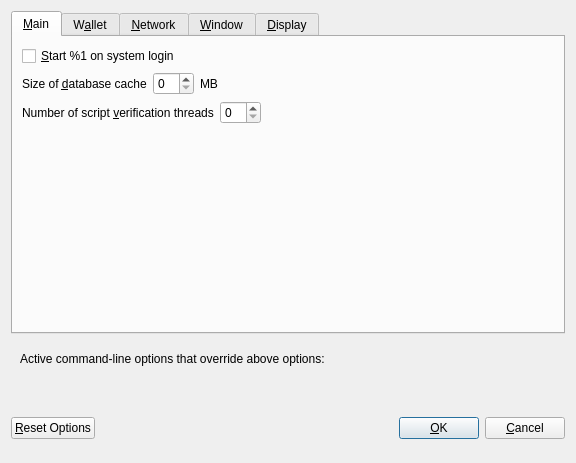
Above: src/qt/forms/optionsdialog.ui from Raptor3um/raptoreum before the change. Below: the same form after it.
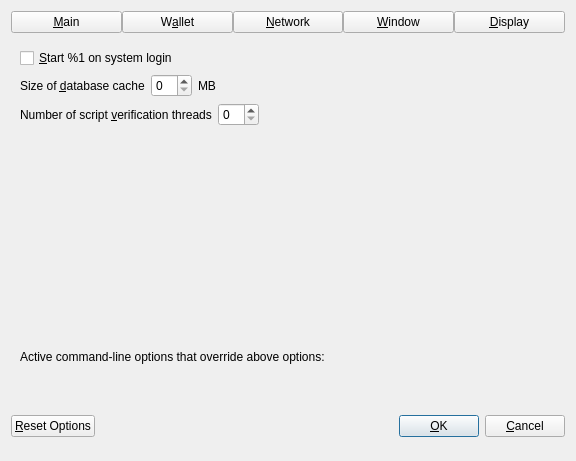
That is the form after the change. Custom widgets are drawn as their Qt base class.

```diff
--- a/src/qt/forms/optionsdialog.ui
+++ b/src/qt/forms/optionsdialog.ui
@@ -18,14 +18,77 @@
   </property>
   <layout class="QVBoxLayout" name="verticalLayout">
    <item>
-    <widget class="QTabWidget" name="tabWidget">
+    <layout class="QHBoxLayout" name="horizontalLayout_Buttons_2">
+     <property name="spacing">
+      <number>0</number>
+     </property>
+     <property name="topMargin">
+      <number>0</number>
+     </property>
+     <item>
+      <widget class="QPushButton" name="btnMain">
+       <property name="text">
+        <string>&amp;Main</string>
+       </property>
+       <property name="checkable">
+        <bool>true</bool>
+       </property>
+      </widget>
+     </item>
+     <item>
+      <widget class="QPushButton" name="btnWallet">
+       <property name="text">
+        <string>W&amp;allet</string>
+       </property>
+       <property name="checkable">
+        <bool>true</bool>
+       </property>
+      </widget>
+     </item>
+     <item>
+      <widget class="QPushButton" name="btnNetwork">
+       <property name="text">
+        <string>&amp;Network</string>
+       </property>
+       <property name="checkable">
+        <bool>true</bool>
+       </property>
+      </widget>
+     </item>
+     <item>
+      <widget class="QPushButton" name="btnWindow">
+       <property name="text">
+        <string>&amp;Window</string>
+       </property>
+       <property name="checkable">
+        <bool>true</bool>
+       </property>
+      </widget>
+     </item>
+     <item>
+      <widget class="QPushButton" name="btnDisplay">
+       <property name="text">
+        <string>&amp;Display</string>
+       </property>
+       <property name="checkable">
+        <bool>true</bool>
+       </property>
+      </widget>
+     </item>
+    </layout>
+   </item>
+   <item>
+    <widget class="QStackedWidget" name="stackedWidgetOptions">
+     <property name="minimumSize">
+      <size>
+       <width>0</width>
+       <height>0</height>
+      </size>
+     </property>
      <property name="currentIndex">
       <number>0</number>
      </property>
-     <widget class="QWidget" name="tabMain">
-      <attribute name="title">
-       <string>&amp;Main</string>
-      </attribute>
+     <widget class="QWidget" name="pageMain">
       <layout class="QVBoxLayout" name="verticalLayout_Main">
        <item>
         <widget class="QCheckBox" name="bitcoinAtStartup">
@@ -132,10 +195,7 @@
        </item>
       </layout>
      </widget>
-     <widget class="QWidget" name="tabWallet">
-      <attribute name="title">
-       <string>W&amp;allet</string>
-      </attribute>
+     <widget class="QWidget" name="pageWallet">
       <layout class="QVBoxLayout" name="verticalLayout_Wallet">
        <item>
         <widget class="QGroupBox" name="groupBox">
@@ -300,10 +360,7 @@
        </item>
       </layout>
      </widget>
-     <widget class="QWidget" name="tabNetwork">
-      <attribute name="title">
-       <string>&amp;Network</string>
-      </attribute>
+     <widget class="QWidget" name="pageNetwork">
       <layout class="QVBoxLayout" name="verticalLayout_Network">
        <item>
         <widget class="QCheckBox" name="mapPortUpnp">
@@ -618,10 +675,7 @@
        </item>
       </layout>
      </widget>
-     <widget class="QWidget" name="tabWindow">
-      <attribute name="title">
-       <string>&amp;Window</string>
-      </attribute>
+     <widget class="QWidget" name="pageWindow">
       <layout class="QVBoxLayout" name="verticalLayout_Window">
        <item>
         <widget class="QCheckBox" name="hideTrayIcon">
@@ -668,10 +722,7 @@
        </item>
       </layout>
      </widget>
-     <widget class="QWidget" name="tabDisplay">
-      <attribute name="title">
-       <string>&amp;Display</string>
-      </attribute>
+     <widget class="QWidget" name="pageDisplay">
       <layout class="QVBoxLayout" name="verticalLayout_Display">
        <item>
         <layout class="QHBoxLayout" name="horizontalLayout_1_Display">
```
